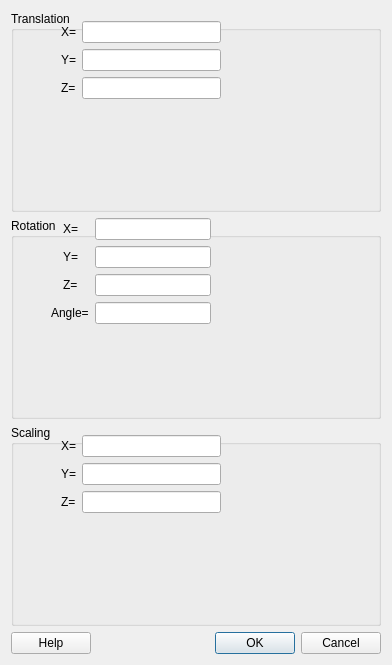
First picture: the form in guitransform.ui, repository enGits/engrid, before the edit.
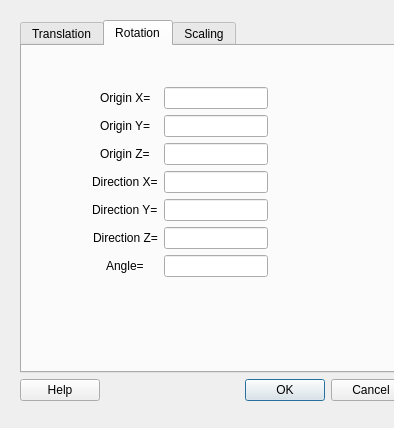
Second picture: the form after the edit. The open tabs and pages were chosen to show the change. Icons and pictures are not drawn.

Commit message: Orthogonal viewing option added + rotation partially working

Diff of the .ui file:
```diff
--- a/guitransform.ui
+++ b/guitransform.ui
@@ -5,8 +5,8 @@
    <rect>
     <x>0</x>
     <y>0</y>
-    <width>392</width>
-    <height>665</height>
+    <width>394</width>
+    <height>428</height>
    </rect>
   </property>
   <property name="minimumSize" >
@@ -22,27 +22,41 @@
    <iconset resource="engrid.qrc" >
     <normaloff>:/icons/resources/icons/G.png</normaloff>:/icons/resources/icons/G.png</iconset>
   </property>
-  <layout class="QVBoxLayout" name="verticalLayout" >
-   <item>
-    <layout class="QGridLayout" name="gridLayout" >
-     <item row="2" column="0" >
-      <widget class="QGroupBox" name="groupBox" >
-       <property name="title" >
-        <string>Scaling</string>
-       </property>
-       <widget class="QWidget" name="formLayoutWidget" >
+  <widget class="QWidget" name="verticalLayoutWidget" >
+   <property name="geometry" >
+    <rect>
+     <x>20</x>
+     <y>20</y>
+     <width>391</width>
+     <height>381</height>
+    </rect>
+   </property>
+   <layout class="QVBoxLayout" name="verticalLayout" >
+    <item>
+     <widget class="QTabWidget" name="tabWidget" >
+      <property name="currentIndex" >
+       <number>0</number>
+      </property>
+      <widget class="QWidget" name="tab" >
+       <attribute name="title" >
+        <string>Translation</string>
+       </attribute>
+       <widget class="QWidget" name="formLayoutWidget_3" >
         <property name="geometry" >
          <rect>
-          <x>50</x>
-          <y>10</y>
-          <width>160</width>
-          <height>80</height>
+          <x>110</x>
+          <y>100</y>
+          <width>131</width>
+          <height>79</height>
          </rect>
         </property>
         <layout class="QFormLayout" name="formLayout" >
          <property name="labelAlignment" >
           <set>Qt::AlignCenter</set>
          </property>
+         <property name="formAlignment" >
+          <set>Qt::AlignCenter</set>
+         </property>
          <item row="0" column="0" >
           <widget class="QLabel" name="label" >
            <property name="text" >
@@ -76,19 +90,17 @@
         </layout>
        </widget>
       </widget>
-     </item>
-     <item row="1" column="0" >
-      <widget class="QGroupBox" name="groupBox_2" >
-       <property name="title" >
+      <widget class="QWidget" name="tab_2" >
+       <attribute name="title" >
         <string>Rotation</string>
-       </property>
+       </attribute>
        <widget class="QWidget" name="formLayoutWidget_2" >
         <property name="geometry" >
          <rect>
-          <x>40</x>
-          <y>0</y>
-          <width>160</width>
-          <height>113</height>
+          <x>70</x>
+          <y>40</y>
+          <width>176</width>
+          <height>191</height>
          </rect>
         </property>
         <layout class="QFormLayout" name="formLayout_3" >
@@ -98,68 +110,102 @@
          <property name="labelAlignment" >
           <set>Qt::AlignCenter</set>
          </property>
-         <item row="0" column="0" >
+         <property name="formAlignment" >
+          <set>Qt::AlignCenter</set>
+         </property>
+         <item row="3" column="0" >
           <widget class="QLabel" name="label_4" >
            <property name="text" >
-            <string>X=</string>
+            <string>Direction X=</string>
            </property>
           </widget>
          </item>
-         <item row="0" column="1" >
-          <widget class="QLineEdit" name="lineEdit_Rotation_X" />
+         <item row="3" column="1" >
+          <widget class="QLineEdit" name="lineEdit_Rotation_Direction_X" />
          </item>
-         <item row="1" column="0" >
+         <item row="4" column="0" >
           <widget class="QLabel" name="label_5" >
            <property name="text" >
-            <string>Y=</string>
+            <string>Direction Y=</string>
            </property>
           </widget>
          </item>
-         <item row="1" column="1" >
-          <widget class="QLineEdit" name="lineEdit_Rotation_Y" />
+         <item row="4" column="1" >
+          <widget class="QLineEdit" name="lineEdit_Rotation_Direction_Y" />
          </item>
-         <item row="2" column="0" >
+         <item row="5" column="0" >
           <widget class="QLabel" name="label_6" >
            <property name="text" >
-            <string>Z=</string>
+            <string>Direction Z=</string>
            </property>
           </widget>
          </item>
-         <item row="2" column="1" >
-          <widget class="QLineEdit" name="lineEdit_Rotation_Z" />
+         <item row="5" column="1" >
+          <widget class="QLineEdit" name="lineEdit_Rotation_Direction_Z" />
          </item>
-         <item row="3" column="0" >
+         <item row="6" column="0" >
           <widget class="QLabel" name="label_10" >
            <property name="text" >
             <string>Angle=</string>
            </property>
           </widget>
          </item>
-         <item row="3" column="1" >
+         <item row="6" column="1" >
           <widget class="QLineEdit" name="lineEdit_Rotation_Angle" />
          </item>
+         <item row="0" column="0" >
+          <widget class="QLabel" name="label_12" >
+           <property name="text" >
+            <string>Origin X=</string>
+           </property>
+          </widget>
+         </item>
+         <item row="1" column="0" >
+          <widget class="QLabel" name="label_13" >
+           <property name="text" >
+            <string>Origin Y=</string>
+           </property>
+          </widget>
+         </item>
+         <item row="2" column="0" >
+          <widget class="QLabel" name="label_14" >
+           <property name="text" >
+            <string>Origin Z=</string>
+           </property>
+          </widget>
+         </item>
+         <item row="0" column="1" >
+          <widget class="QLineEdit" name="lineEdit_Rotation_Origin_X" />
+         </item>
+         <item row="1" column="1" >
+          <widget class="QLineEdit" name="lineEdit_Rotation_Origin_Y" />
+         </item>
+         <item row="2" column="1" >
+          <widget class="QLineEdit" name="lineEdit_Rotation_Origin_Z" />
+         </item>
         </layout>
        </widget>
       </widget>
-     </item>
-     <item row="0" column="0" >
-      <widget class="QGroupBox" name="groupBox_3" >
-       <property name="title" >
-        <string>Translation</string>
-       </property>
-       <widget class="QWidget" name="formLayoutWidget_3" >
+      <widget class="QWidget" name="tab_3" >
+       <attribute name="title" >
+        <string>Scaling</string>
+       </attribute>
+       <widget class="QWidget" name="formLayoutWidget" >
         <property name="geometry" >
          <rect>
-          <x>50</x>
-          <y>10</y>
-          <width>160</width>
-          <height>80</height>
+          <x>120</x>
+          <y>70</y>
+          <width>131</width>
+          <height>79</height>
          </rect>
         </property>
         <layout class="QFormLayout" name="formLayout_4" >
          <property name="labelAlignment" >
           <set>Qt::AlignCenter</set>
          </property>
+         <property name="formAlignment" >
+          <set>Qt::AlignCenter</set>
+         </property>
          <item row="0" column="0" >
           <widget class="QLabel" name="label_7" >
            <property name="text" >
@@ -193,31 +239,31 @@
         </layout>
        </widget>
       </widget>
-     </item>
-    </layout>
-   </item>
-   <item>
-    <layout class="QHBoxLayout" >
-     <item>
-      <widget class="QPushButton" name="pushButtonHelp" >
-       <property name="text" >
-        <string>Help</string>
-       </property>
-      </widget>
-     </item>
-     <item>
-      <widget class="QDialogButtonBox" name="buttonBox" >
-       <property name="orientation" >
-        <enum>Qt::Horizontal</enum>
-       </property>
-       <property name="standardButtons" >
-        <set>QDialogButtonBox::Cancel|QDialogButtonBox::Ok</set>
-       </property>
-      </widget>
-     </item>
-    </layout>
-   </item>
-  </layout>
+     </widget>
+    </item>
+    <item>
+     <layout class="QHBoxLayout" >
+      <item>
+       <widget class="QPushButton" name="pushButtonHelp" >
+        <property name="text" >
+         <string>Help</string>
+        </property>
+       </widget>
+      </item>
+      <item>
+       <widget class="QDialogButtonBox" name="buttonBox" >
+        <property name="orientation" >
+         <enum>Qt::Horizontal</enum>
+        </property>
+        <property name="standardButtons" >
+         <set>QDialogButtonBox::Cancel|QDialogButtonBox::Ok</set>
+        </property>
+       </widget>
+      </item>
+     </layout>
+    </item>
+   </layout>
+  </widget>
  </widget>
  <tabstops>
   <tabstop>lineEdit_Translation_X</tabstop>
```
Left out of the diff: 58 changed lines with no effect on the pictures. The commit also changes 4 other files.
